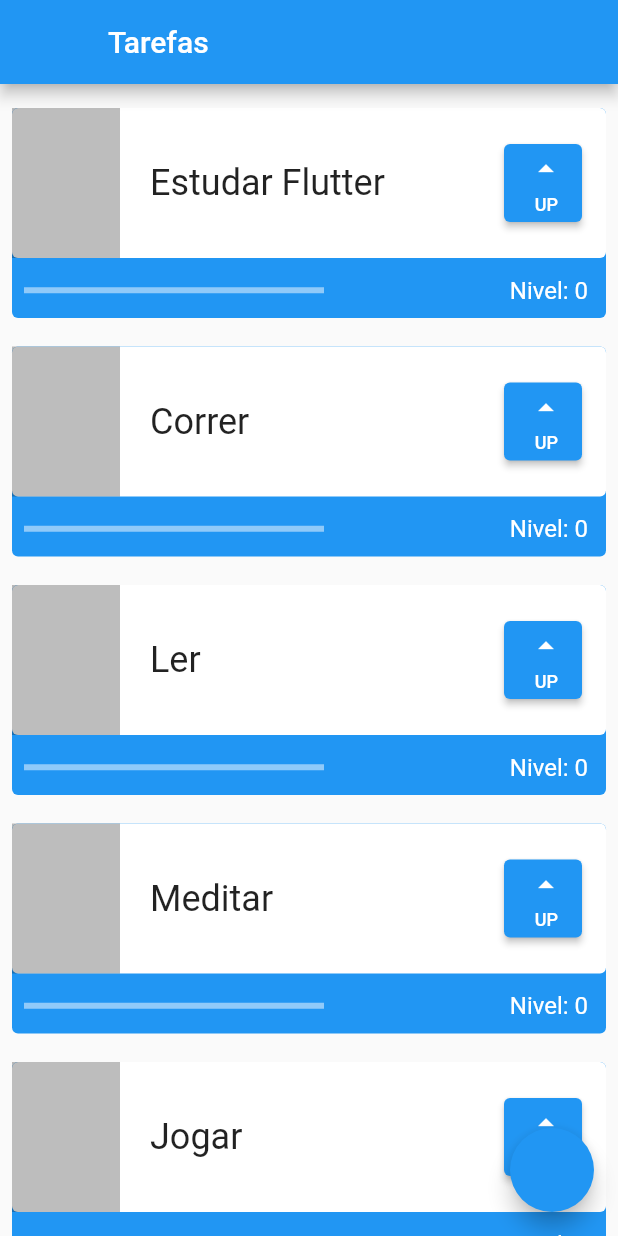
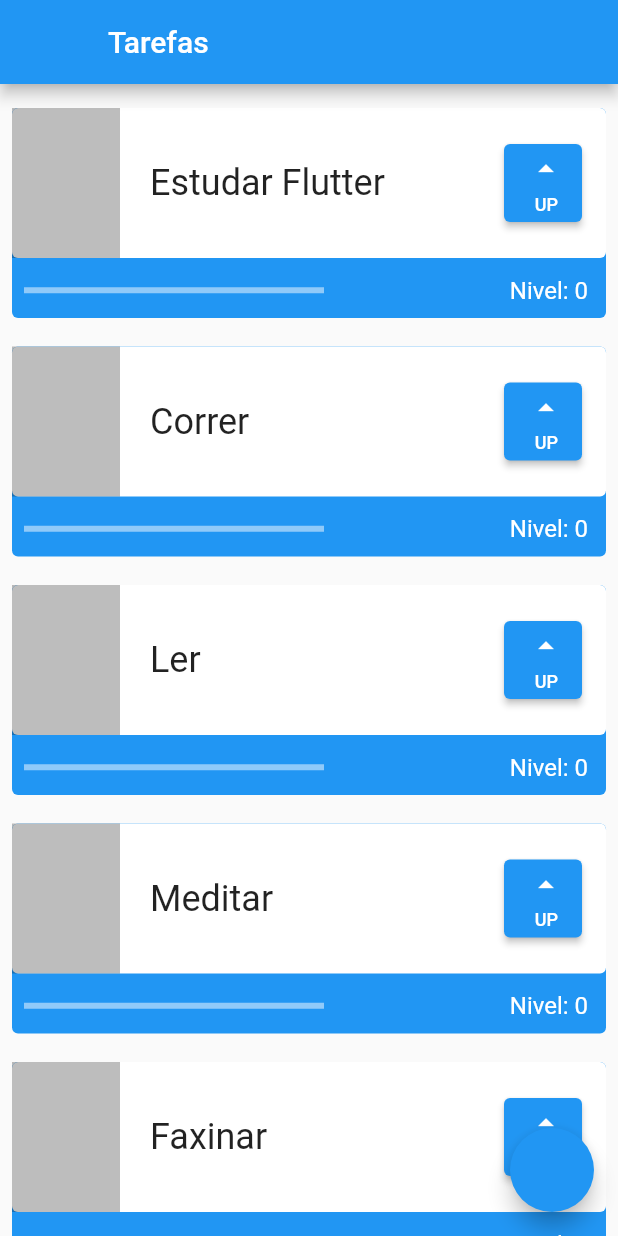
Before and after one commit to gkpiccoli/Personal-Todo-App, a Flutter app: the screen it shows after launch, on a phone screen of 412 x 824 dp. Run offline on Flutter 3.47's test engine with Material 2 defaults, Android fonts, the phone set to English and light mode, and no system bars.

Commit message:
update main.dart

```diff
--- a/app_1/lib/main.dart
+++ b/app_1/lib/main.dart
@@ -38,7 +38,7 @@ class MyApp extends StatelessWidget {
               'Meditar',
             ),
             Tasks(
-              'Jogar',
+              'Faxinar',
             )
           ],
         ),
```
